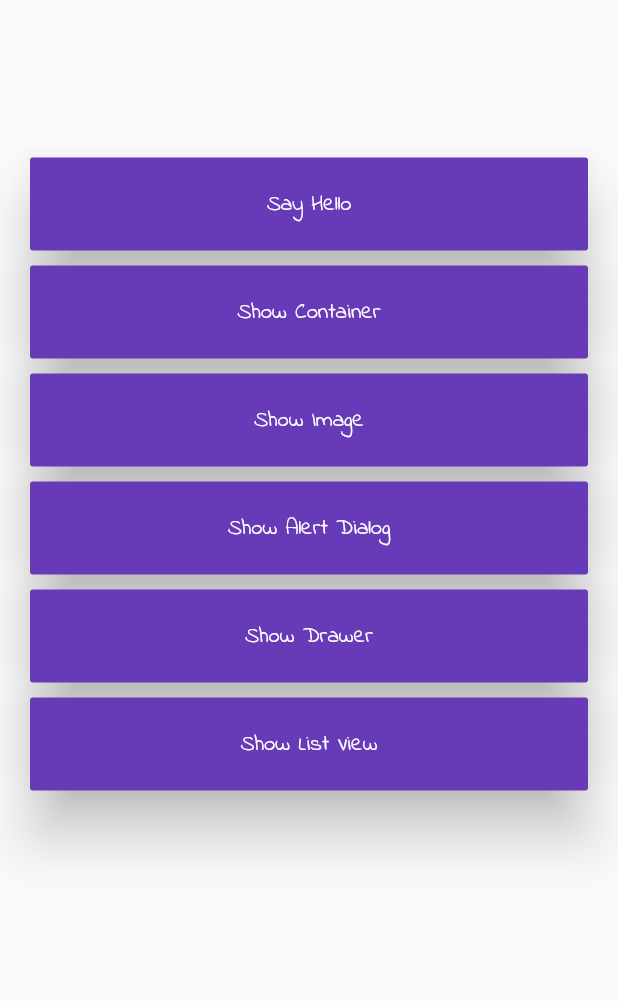
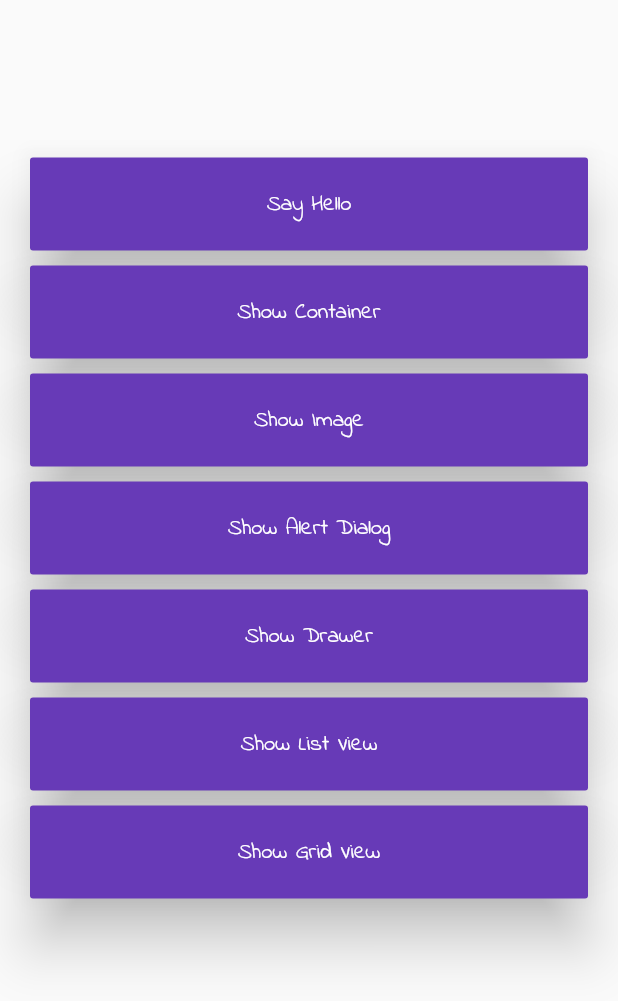
Before and after one commit to Mondira13/My_First_Flutter_Sample, a Flutter app: the screen it shows after launch, on a phone screen of 412 x 824 dp. Shown: the top 1001 px of the screen. Run offline on Flutter 3.47's test engine with Material 2 defaults, Android fonts, the phone set to English and light mode, and no system bars; our stand-ins replace fluttertoast.

Commit message:
Add : attach GridView

```diff
--- a/lib/screens/set_buttons.dart
+++ b/lib/screens/set_buttons.dart
@@ -5,6 +5,7 @@ import 'set_image.dart';
 import 'my_container.dart';
 import 'set_appbar_with_drawer.dart';
 import 'set_list_view.dart';
+import 'set_grid_view.dart';
 
 class SetButtons extends StatelessWidget {
   @override
@@ -152,6 +153,28 @@ class SetButtons extends StatelessWidget {
                               ),
                             ))
                       ],
+                    ),
+                    Row(
+                      children: <Widget>[
+                        Expanded(
+                            child: Container(
+                              margin: EdgeInsets.only(
+                                  left: 0.0, right: 0.0, top: 5.0, bottom: 5.0),
+                              child: RaisedButton(
+                                onPressed: () {
+                                  show_grid_view(context);
+                                },
+                                color: Colors.deepPurple,
+                                child: Text(
+                                  "Show Grid View",
+                                  style: TextStyle(
+                                      fontSize: 15.0, color: Colors.white,fontFamily: 'IndieFlower-Regular' ),
+                                ),
+                                elevation: 16.0,
+                                padding: EdgeInsets.all(20.0),
+                              ),
+                            ))
+                      ],
                     )
                   ],
                 )
@@ -191,3 +214,7 @@ void show_drawer(BuildContext context) {
 void show_list_view(BuildContext context) {
   Navigator.of(context).push(MaterialPageRoute(builder: (context) => SetListView()));
 }
+
+void show_grid_view(BuildContext context) {
+  Navigator.of(context).push(MaterialPageRoute(builder: (context) => SetGridView()));
+}
--- a/lib/screens/set_list_view.dart
+++ b/lib/screens/set_list_view.dart
@@ -1,6 +1,5 @@
 import 'package:flutter/material.dart';
 import 'package:fluttertoast/fluttertoast.dart';
-import 'package:my_first_flutter_sample/screens/set_appbar_with_drawer.dart';
 
 class SetListView extends StatelessWidget{
   @override
```
Also changed, not shown: lib/screens/set_grid_view.dart (added, +74 -0 lines).
